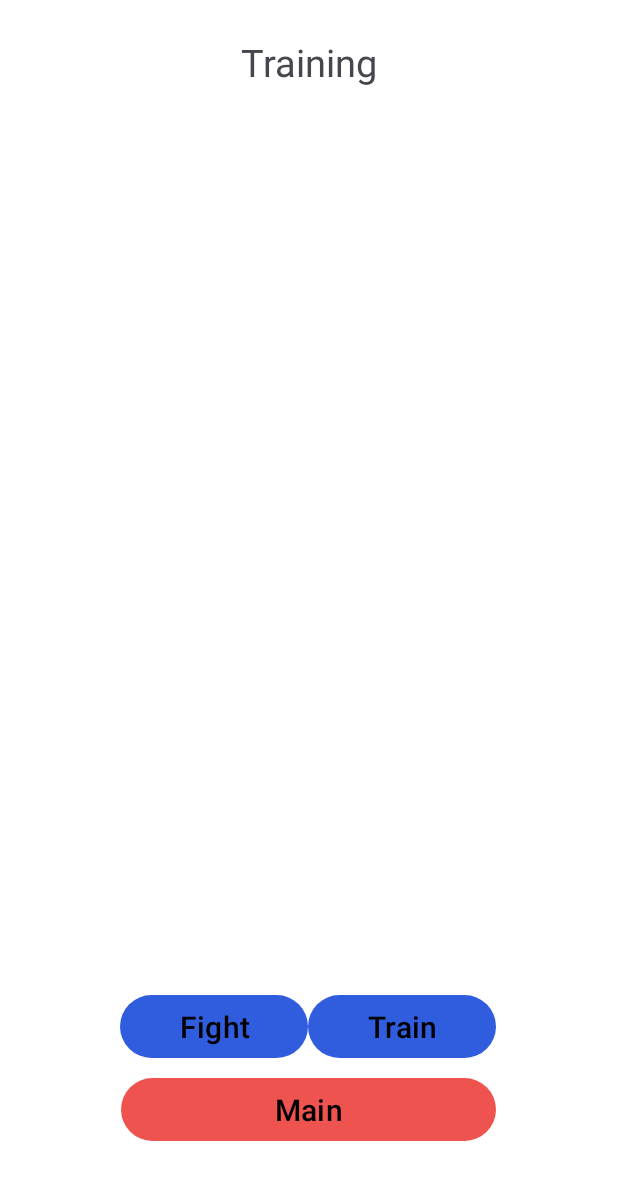
After one commit to ArpaDeveloper/LutemonApp, an Android app: the layout activity_training.xml on its own in the app's theme, with its tools: preview values and no code run, on a phone screen of 412 x 824 dp. The commit adds this screen. Shown: the top 1180 px of the screen. Run offline under Robolectric (Android 15) with nearby library versions, the phone set to English and light mode, and no system bars.

Commit message:
Training UI in progress

```diff
--- a/app/src/main/res/layout/activity_create.xml
+++ b/app/src/main/res/layout/activity_create.xml
@@ -112,7 +112,7 @@
             android:id="@+id/radioButton"
             android:layout_width="wrap_content"
             android:layout_height="wrap_content"
-            android:text="@string/black"
+            android:text="@string/lila"
             android:textColor="@color/black"
             android:textSize="20sp" />
     </RadioGroup>
--- /dev/null
+++ b/app/src/main/res/layout/activity_training.xml
@@ -0,0 +1,82 @@
+<?xml version="1.0" encoding="utf-8"?>
+<androidx.constraintlayout.widget.ConstraintLayout xmlns:android="http://schemas.android.com/apk/res/android"
+    xmlns:app="http://schemas.android.com/apk/res-auto"
+    xmlns:tools="http://schemas.android.com/tools"
+    android:id="@+id/main"
+    android:layout_width="match_parent"
+    android:layout_height="match_parent"
+    android:background="@color/white"
+    tools:context=".MainActivity">
+
+    <!--Title text
+    please use @string for texts
+    -->
+    <TextView
+        android:id="@+id/trainingTitleText"
+        android:layout_width="wrap_content"
+        android:layout_height="wrap_content"
+        android:layout_marginTop="24dp"
+        android:text="@string/training"
+        android:textSize="25sp"
+        app:layout_constraintEnd_toEndOf="parent"
+        app:layout_constraintStart_toStartOf="parent"
+        app:layout_constraintTop_toTopOf="parent" />
+
+
+    <!--Fight Button-->
+    <Button
+        android:id="@+id/moveFightButton"
+        android:layout_width="125dp"
+        android:layout_height="50dp"
+        android:layout_marginStart="80dp"
+        android:layout_marginBottom="5dp"
+        android:text="@string/fight"
+        android:textColor="@color/black"
+        android:textSize="20sp"
+        app:backgroundTint="@color/blue"
+        app:layout_constraintBottom_toTopOf="@+id/main_button"
+        app:layout_constraintEnd_toStartOf="@+id/moveTrainButton"
+        app:layout_constraintStart_toStartOf="parent" />
+
+    <!--Train Button-->
+    <Button
+        android:id="@+id/moveTrainButton"
+        android:layout_width="125dp"
+        android:layout_height="50dp"
+        android:layout_marginEnd="81dp"
+        android:layout_marginBottom="5dp"
+        android:text="@string/train"
+        android:textColor="@color/black"
+        android:textSize="20sp"
+        app:backgroundTint="@color/blue"
+        app:layout_constraintBottom_toTopOf="@+id/main_button"
+        app:layout_constraintEnd_toEndOf="parent"
+        app:layout_constraintStart_toEndOf="@+id/moveFightButton" />
+
+    <!--Main Button-->
+    <Button
+        android:id="@+id/main_button"
+        android:layout_width="250dp"
+        android:layout_height="50dp"
+        android:layout_marginStart="80dp"
+        android:layout_marginEnd="81dp"
+        android:layout_marginBottom="59dp"
+        android:text="@string/main"
+        android:textColor="@color/black"
+        android:textSize="20sp"
+        app:backgroundTint="@color/red"
+        app:layout_constraintBottom_toBottomOf="parent"
+        app:layout_constraintEnd_toEndOf="parent"
+        app:layout_constraintStart_toStartOf="parent" />
+
+    <androidx.recyclerview.widget.RecyclerView
+        android:layout_width="409dp"
+        android:layout_height="150dp"
+        android:layout_marginStart="1dp"
+        android:layout_marginTop="16dp"
+        android:layout_marginEnd="1dp"
+        app:layout_constraintEnd_toEndOf="parent"
+        app:layout_constraintStart_toStartOf="parent"
+        app:layout_constraintTop_toBottomOf="@+id/trainingTitleText" />
+
+</androidx.constraintlayout.widget.ConstraintLayout>
--- a/app/src/main/res/values/strings.xml
+++ b/app/src/main/res/values/strings.xml
@@ -27,6 +27,7 @@
     <string name="yellow">Yellow</string>
     <string name="green">Green</string>
     <string name="red">Red</string>
+    <string name="lila">Lila</string>
     <string name="name">Name</string>
 
     <string name="view_charts">View Charts</string>
```
